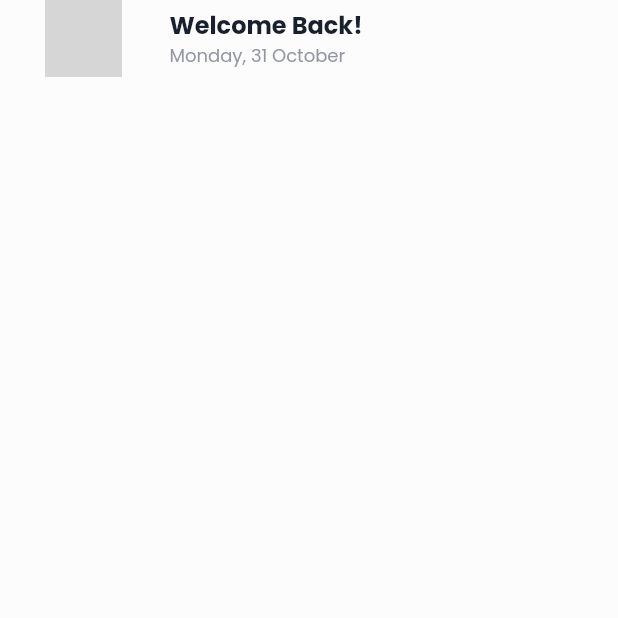
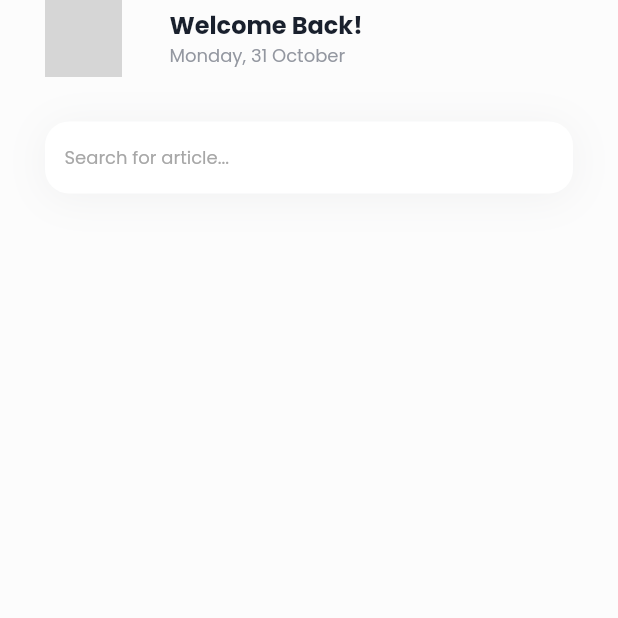
Before and after one commit to Justin-Bolivar/Travel_News_App, a Flutter app: the screen it shows after launch, on a phone screen of 412 x 824 dp, the top half of it. Run offline on Flutter 3.47's test engine with Material 2 defaults, Android fonts, the phone set to English and light mode, and no system bars; our stand-ins replace flutter_svg, google_fonts; network calls fail; grey boxes are pictures that could not be loaded.

Commit message:
searchbar added

```diff
--- a/lib/main.dart
+++ b/lib/main.dart
@@ -74,8 +74,49 @@ class HomeScreen extends StatelessWidget {
             ),
           ],
         ),
+        const SizedBox(
+          height: 30,
+        ),
+        Container(
+          decoration: BoxDecoration(
+            borderRadius: BorderRadius.circular(kBorderRadius),
+            color: kWhite,
+            boxShadow: [
+              BoxShadow(
+                color: kDarkBlue.withOpacity(0.051),
+                offset: const Offset(0.0, 3.0),
+                blurRadius: 24.0,
+                spreadRadius: 0.0,
+              )
             ],
           ),
-    );
+          child: Row(
+            children: [
+              Expanded(
+                child: TextField(
+                  style: kPoppinsRegular.copyWith(color: kBlue, fontSize: 12),
+                  controller: TextEditingController(),
+                  decoration: InputDecoration(
+                    contentPadding: const EdgeInsets.symmetric(
+                      horizontal: 13,
+                    ),
+                    hintText: 'Search for article...',
+                    border: kBorder,
+                    errorBorder: kBorder,
+                    disabledBorder: kBorder,
+                    focusedBorder: kBorder,
+                    focusedErrorBorder: kBorder,
+                    hintStyle: kPoppinsRegular.copyWith(
+                      color: kLightGrey,
+                      fontSize: 12,
+                    ),
+                  ),
+                ),
+              ),
+            ],
+          ),
+        ),
+      ],
+    ));
   }
 }
```
Lines whose indentation alone changed are shown as unchanged.
